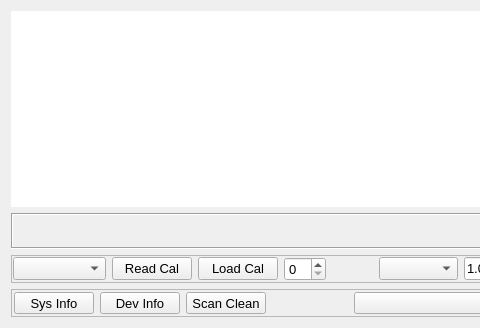
Before: the Qt Designer form infoform.ui in MccDv/mdihattest, drawn with Qt 5; both pictures show x 0 to 480 and y 0 to 328 of the 698 by 328 pixel window.
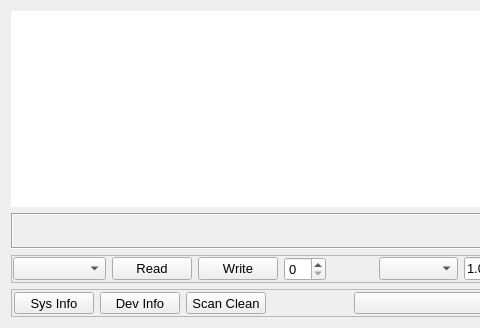
After: the same form once the commit is applied.

Commit message: Reconfigured FlashLED and GetMessage

Patch:
```diff
--- a/infoform.ui
+++ b/infoform.ui
@@ -183,14 +183,14 @@
       <item>
        <widget class="QPushButton" name="cmdReadCal">
         <property name="text">
-         <string>Read Cal</string>
+         <string>Read</string>
         </property>
        </widget>
       </item>
       <item>
        <widget class="QPushButton" name="cmdLoadCal">
         <property name="text">
-         <string>Load Cal</string>
+         <string>Write</string>
         </property>
        </widget>
       </item>
```
The commit also changes 2 other files.
